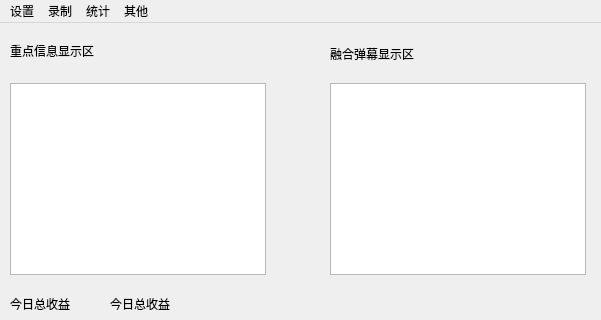
Before: the Qt Designer form src/ui/mainwindow.ui in 1171511595/M7GA, drawn with Qt 5; both pictures show x 0 to 601 and y 0 to 320 of the 601 by 735 pixel window.
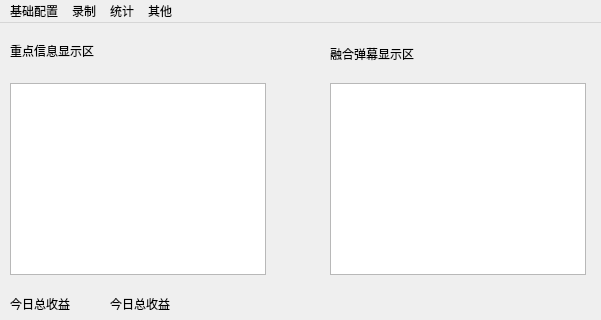
After: the same form once the commit is applied.

Commit message: 初步将获取B站用户登录态功能集成到界面中

```diff
--- a/src/ui/mainwindow.ui
+++ b/src/ui/mainwindow.ui
@@ -148,9 +148,9 @@
      <height>34</height>
     </rect>
    </property>
-   <widget class="QMenu" name="menu">
+   <widget class="QMenu" name="menu_basic_setting">
     <property name="title">
-     <string>设置</string>
+     <string>基础配置</string>
     </property>
     <addaction name="actionden"/>
     <addaction name="actionden2"/>
@@ -174,7 +174,7 @@
      <string>其他</string>
     </property>
    </widget>
-   <addaction name="menu"/>
+   <addaction name="menu_basic_setting"/>
    <addaction name="menu_2"/>
    <addaction name="menu_3"/>
    <addaction name="menu_4"/>
```
Left out of the diff: 12 changed lines with no effect on the pictures. The commit also changes 4 other files.
